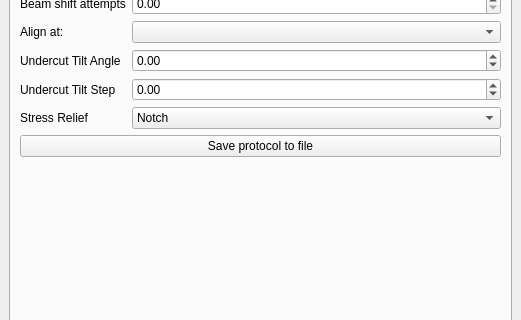
Above: autolamella/ui/qt/AutoLamellaUI.ui from DeMarcoLab/autolamella before the change; both pictures show x 0 to 521 and y 99 to 419 of the 521 by 857 pixel window. Below: the same form after it.
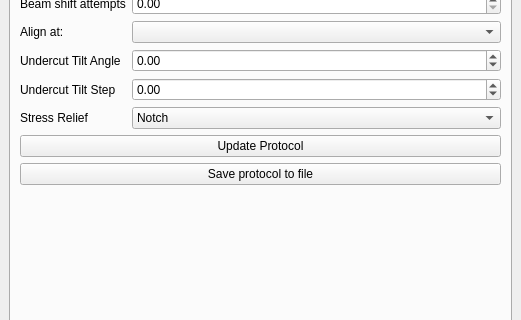
That is the form after the change. The open tabs and pages were chosen to show the change.

Commit message: protocol connected to UI

The edit to the form file:
```diff
--- a/autolamella/ui/qt/AutoLamellaUI.ui
+++ b/autolamella/ui/qt/AutoLamellaUI.ui
@@ -344,13 +344,20 @@
           </item>
          </widget>
         </item>
-        <item row="19" column="0" colspan="2">
+        <item row="20" column="0" colspan="2">
          <widget class="QPushButton" name="export_protocol">
           <property name="text">
            <string>Save protocol to file</string>
           </property>
          </widget>
         </item>
+        <item row="19" column="0" colspan="2">
+         <widget class="QPushButton" name="pushButton_update_protocol">
+          <property name="text">
+           <string>Update Protocol</string>
+          </property>
+         </widget>
+        </item>
        </layout>
       </widget>
      </widget>
```
Left out of the diff: 2 changed lines with no effect on the pictures. The commit also changes 2 other files.
